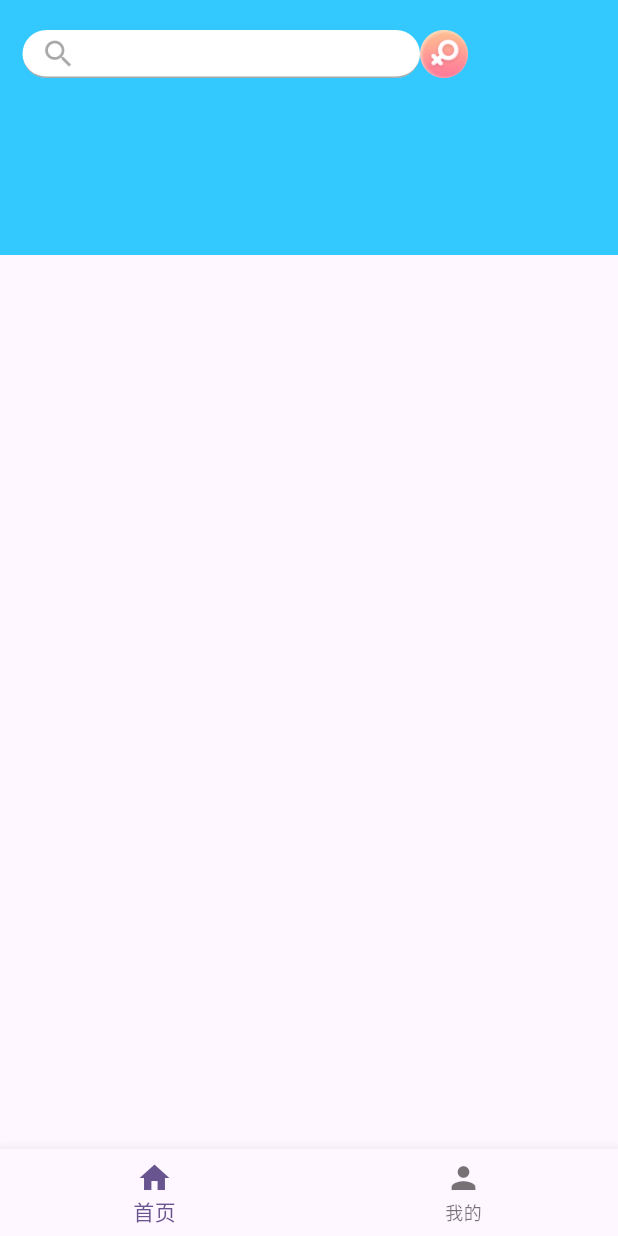
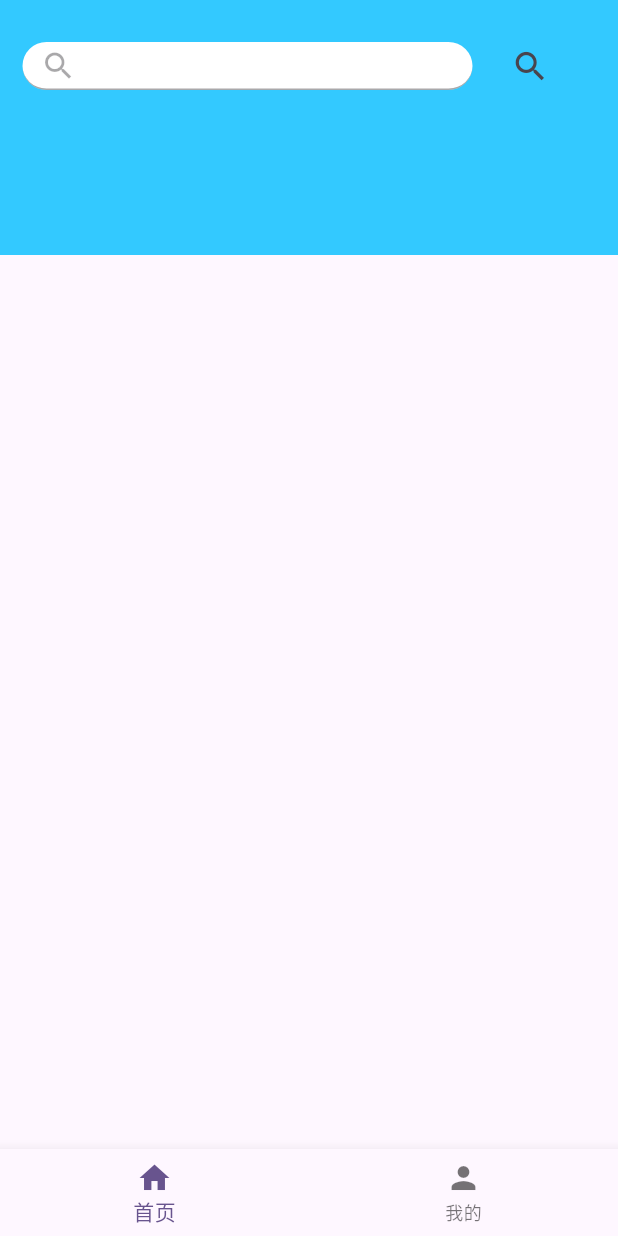
Before and after one commit to forestfsl/2023Fluter, a Flutter app: the screen it shows after launch, on a phone screen of 412 x 824 dp. Run offline on Flutter 3.47's test engine with Material 2 defaults, Android fonts, the light colour scheme and no system bars; missing offline and left inert: dart:ffi.

Commit message:
feat: 换一种方式解决renderFlex overflow问题

```diff
--- a/flutter_next_douban/lib/module/home/home_page.dart
+++ b/flutter_next_douban/lib/module/home/home_page.dart
@@ -14,6 +14,10 @@ class HomePage extends StatefulWidget {
 class _HomeState extends State<HomePage> {
   void _onSearchBarTapped() {
     Navigator.pushNamed(context, '/search');
+  }
+
+  bool _onScanTapped() {
+    return true;
   }
 
   @override
@@ -37,39 +41,45 @@ class _HomeState extends State<HomePage> {
       child: SafeArea(
           child: Container(
         height: 52,
-          // width: 100,
         alignment: Alignment.topCenter,
-          padding: EdgeInsets.only(top: 20, right: 100, left: 15),
-          //color: Colors.red,
+        padding: EdgeInsets.only(top: 20, right: 20, left: 15),
         child: _configSearchBar(),
-        )));
+      )),
+    );
   }
 
   Widget _configBottomWidget() {
     return Positioned(
       top: 150,
-      child: Container(height: 500),
+      child: Container(width: 300, height: 500),
     );
   }
 
   Widget _configSearchBar() {
+    //   return Image(
+    //       image: AssetImage('lib/images/want_watch.png'), width: 54, height: 54);
+    // }
     return Row(
       mainAxisAlignment: MainAxisAlignment.spaceBetween,
-      children: [
-        Expanded(
-          child: GestureDetector(
+      children: <Widget>[
+        GestureDetector(
           behavior: HitTestBehavior.opaque,
           onTap: _onSearchBarTapped,
           child: SearchBar1(isEnable: false),
         ),
-        ),
-        Image(
-          image: AssetImage('lib/images/scan.png'),
-          width: 32,
-          height: 32,
-        )
+        Expanded(
+            child: IconButton(
+                onPressed: _onScanTapped,
+                icon: Icon(Icons.search_sharp),
+                iconSize: 26)),
+
+        // Expanded(
+        //     child: Image(
+        //   image: AssetImage('lib/images/scan.png'),
+        //   width: 46,
+        //   height: 46,
+        // ))
       ],
     );
-    // return SearchBar();
   }
 }
--- a/flutter_next_douban/lib/module/widgets/root_page.dart
+++ b/flutter_next_douban/lib/module/widgets/root_page.dart
@@ -1,4 +1,4 @@
-// ignore_for_file: empty_statements, unnecessary_this, use_key_in_widget_constructors, prefer_const_constructors_in_immutables
+// ignore_for_file: empty_statements, unnecessary_this, use_key_in_widget_constructors, prefer_const_constructors_in_immutables, prefer_const_constructors
 
 import 'dart:ffi';
 
@@ -14,7 +14,6 @@ class RootPage extends StatelessWidget {
 
   @override
   Widget build(BuildContext context) {
-    // TODO: implement build
     return Scaffold(
       appBar: title != null
           ? AppBar(
--- a/flutter_next_douban/lib/module/widgets/search_bar.dart
+++ b/flutter_next_douban/lib/module/widgets/search_bar.dart
@@ -10,7 +10,7 @@ class SearchBar1 extends StatelessWidget {
 
   @override
   Widget build(BuildContext context) {
-    return Container(
+    return SizedBox(
       width: 300,
       height: 32,
       child: TextField(
```
Lines whose indentation alone changed are shown as unchanged.
